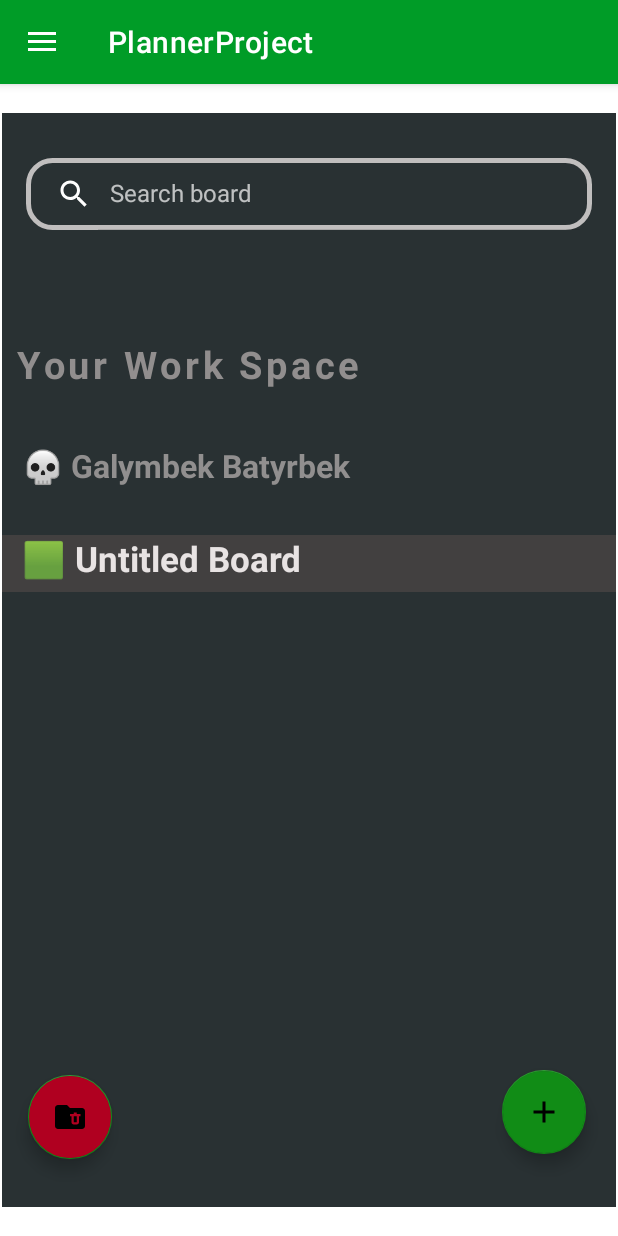
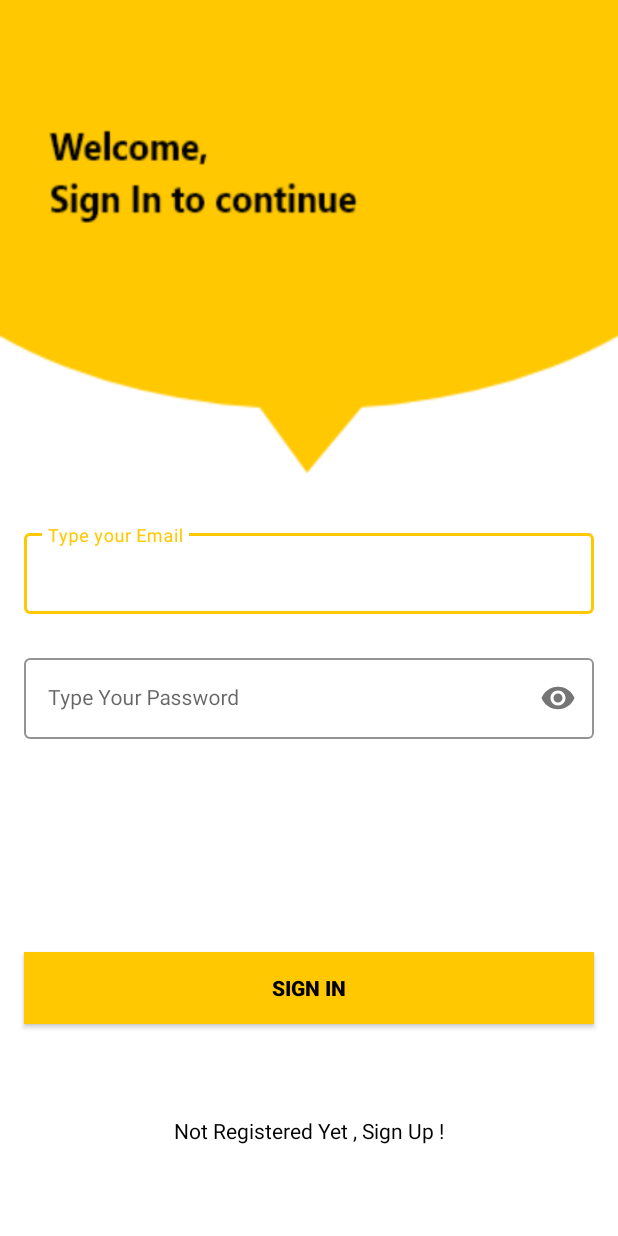
Before and after one commit to alimbeker/planner, an Android app: the screen it shows after launch (MainActivity before the commit, SignInActivity after it), on a phone screen of 412 x 824 dp. Run offline under Robolectric (Android 15) with nearby library versions, the phone set to English and light mode, and no system bars; our stand-ins replace Firebase (no records; nobody signed in at launch, a user with empty details on screens opened directly).

Commit message:
added firebase with authentication(signin,signup)

```diff
--- a/app/build.gradle
+++ b/app/build.gradle
@@ -6,6 +6,7 @@ apply plugin: 'com.android.application'
 apply plugin: 'kotlin-android'
 apply plugin: 'kotlin-android-extensions'
 apply plugin: 'kotlin-kapt'
+apply plugin: 'com.google.gms.google-services'
 
 android {
     namespace 'com.example.plannerproject'
@@ -62,6 +63,7 @@ dependencies {
     implementation "androidx.room:room-runtime:2.4.3"
     implementation 'androidx.legacy:legacy-support-v4:1.0.0'
     implementation "androidx.lifecycle:lifecycle-runtime-ktx:2.5.1"
+    implementation 'com.google.firebase:firebase-auth:21.1.0'
     kapt "androidx.room:room-compiler:2.4.3"
     implementation "androidx.lifecycle:lifecycle-extensions:2.2.0"
     implementation "androidx.lifecycle:lifecycle-viewmodel-ktx:2.2.0"
@@ -80,4 +82,6 @@ dependencies {
     implementation "com.squareup.moshi:moshi-kotlin:1.14.0"
     implementation "com.squareup.retrofit2:converter-moshi:2.9.0"
     implementation "com.android.databinding:viewbinding:7.3.1"
+    //firebase
+    implementation 'com.google.firebase:firebase-auth:21.1.0'
 }
--- a/app/src/main/java/com/example/plannerproject/AddCardDialogFragment.kt
+++ b/app/src/main/java/com/example/plannerproject/AddCardDialogFragment.kt
@@ -39,11 +39,7 @@ class AddCardDialogFragment : DialogFragment() {
             val newCardTask = rootView.findViewById<EditText>(R.id.newCardTask).text.toString()
             val newCardDesc = rootView.findViewById<EditText>(R.id.newCardDesc).text.toString()
 
-            vm.property.observe(viewLifecycleOwner){
-                for(i in 0..10){
-                    vm.onClickInsert(it[i].id,it[i].type)
-                }
-            }
+            vm.onClickInsert(newCardTask,newCardDesc)
 
             Toast.makeText(context,"Succesfully added new $newCardTask card.",Toast.LENGTH_LONG).show()
             dismiss()
--- /dev/null
+++ b/app/src/main/java/com/example/plannerproject/SignInActivity.kt
@@ -0,0 +1,44 @@
+package com.example.plannerproject
+
+import android.content.Intent
+import android.os.Bundle
+import android.widget.Toast
+import androidx.appcompat.app.AppCompatActivity
+import com.example.plannerproject.databinding.ActivitySignInBinding
+import com.google.firebase.auth.FirebaseAuth
+
+class SignInActivity : AppCompatActivity() {
+    private lateinit var binding: ActivitySignInBinding
+    private lateinit var firebaseAuth: FirebaseAuth
+
+    override fun onCreate(savedInstanceState: Bundle?) {
+        super.onCreate(savedInstanceState)
+        binding = ActivitySignInBinding.inflate(layoutInflater)
+        setContentView(binding.root)
+
+        firebaseAuth = FirebaseAuth.getInstance()
+
+        binding.textView.setOnClickListener {
+            val intent = Intent(this, SignUpActivity::class.java)
+            startActivity(intent)
+        }
+        binding.button.setOnClickListener {
+            val email = binding.emailEt.text.toString()
+            val pass = binding.passET.text.toString()
+            if (email.isNotEmpty() && pass.isNotEmpty()) {
+                firebaseAuth.signInWithEmailAndPassword(email, pass).addOnCompleteListener {
+                    if (it.isSuccessful) {
+                        val intent = Intent(this, MainActivity::class.java)
+                        startActivity(intent)
+                    } else {
+                        Toast.makeText(this, it.exception.toString(), Toast.LENGTH_SHORT).show()
+
+                    }
+                }
+            }else{
+                Toast.makeText(this, "Empty Fields Are not Allowed !!", Toast.LENGTH_SHORT).show()
+            }
+        }
+    }
+
+}
--- a/app/src/main/java/com/example/plannerproject/view/ItemAdapter.kt
+++ b/app/src/main/java/com/example/plannerproject/view/ItemAdapter.kt
@@ -10,11 +10,6 @@ import com.example.plannerproject.R
 import com.example.plannerproject.databinding.ListItemBinding
 
 class ItemAdapter:ListAdapter<CardEntity,ItemAdapter.ViewHolder>(CardDiffCallback()){
-     var data =  listOf<CardEntity>()
-         set(value) {
-             field = value
-             notifyDataSetChanged()
-         }
 
      class ViewHolder(private val binding:ListItemBinding):RecyclerView.ViewHolder(binding.root){
         fun bind(card:CardEntity)=with(binding){
@@ -31,17 +26,12 @@ class ItemAdapter:ListAdapter<CardEntity,ItemAdapter.ViewHolder>(CardDiffCallbac
     }
 
     override fun onCreateViewHolder(parent: ViewGroup, viewType: Int): ViewHolder {
-        val layoutInflater = LayoutInflater.from(parent.context)
-        val view = layoutInflater.inflate(R.layout.list_item,parent,false)
         return ViewHolder.create(parent)
     }
 
     override fun onBindViewHolder(holder: ViewHolder, position: Int) {
         holder.bind(getItem(position))
     }
-
-    override fun getItemCount() = data.size
-
 }
 class CardDiffCallback: DiffUtil.ItemCallback<CardEntity>() {
     override fun areItemsTheSame(oldItem: CardEntity, newItem: CardEntity): Boolean {
--- /dev/null
+++ b/app/src/main/res/layout/activity_sign_in.xml
@@ -0,0 +1,85 @@
+<?xml version="1.0" encoding="utf-8"?>
+<androidx.constraintlayout.widget.ConstraintLayout xmlns:android="http://schemas.android.com/apk/res/android"
+    xmlns:app="http://schemas.android.com/apk/res-auto"
+    xmlns:tools="http://schemas.android.com/tools"
+    android:layout_width="match_parent"
+    android:layout_height="match_parent"
+    android:background="@drawable/signin_screen"
+    tools:context=".SignInActivity">
+
+
+    <com.google.android.material.textfield.TextInputLayout
+        android:id="@+id/emailLayout"
+        style="@style/LoginTextInputOuterFieldStyle"
+        android:layout_width="match_parent"
+        android:layout_height="wrap_content"
+        android:layout_marginHorizontal="16dp"
+        android:layout_marginTop="350dp"
+        app:boxStrokeColor="@color/yellow"
+        app:hintTextColor="@color/yellow"
+        app:layout_constraintEnd_toEndOf="parent"
+        app:layout_constraintHorizontal_bias="0.5"
+        app:layout_constraintStart_toStartOf="parent"
+        app:layout_constraintTop_toTopOf="parent">
+
+        <com.google.android.material.textfield.TextInputEditText
+            android:id="@+id/emailEt"
+            style="@style/LoginTextInputInnerFieldStyle"
+            android:layout_width="match_parent"
+            android:layout_height="wrap_content"
+            android:hint="Type your Email"
+            android:inputType="textEmailAddress" />
+    </com.google.android.material.textfield.TextInputLayout>
+
+    <com.google.android.material.textfield.TextInputLayout
+        android:id="@+id/passwordLayout"
+        style="@style/LoginTextInputOuterFieldStyle"
+        android:layout_width="match_parent"
+        android:layout_height="wrap_content"
+        android:layout_marginHorizontal="16dp"
+        android:layout_marginTop="24dp"
+        app:boxStrokeColor="@color/yellow"
+        app:hintTextColor="@color/yellow"
+        app:layout_constraintEnd_toEndOf="parent"
+        app:layout_constraintHorizontal_bias="0.5"
+        app:layout_constraintStart_toStartOf="parent"
+        app:layout_constraintTop_toBottomOf="@id/emailLayout"
+        app:passwordToggleEnabled="true">
+
+        <com.google.android.material.textfield.TextInputEditText
+            android:id="@+id/passET"
+            style="@style/LoginTextInputInnerFieldStyle"
+            android:layout_width="match_parent"
+            android:layout_height="wrap_content"
+            android:hint="Type Your Password"
+            android:inputType="textPassword" />
+    </com.google.android.material.textfield.TextInputLayout>
+
+    <androidx.appcompat.widget.AppCompatButton
+        android:id="@+id/button"
+        android:layout_width="0dp"
+        android:layout_height="wrap_content"
+        android:layout_marginHorizontal="16dp"
+        android:background="@color/yellow"
+        android:text="Sign In"
+        android:textColor="@color/black"
+        android:textStyle="bold"
+        app:layout_constraintBottom_toBottomOf="parent"
+        app:layout_constraintEnd_toEndOf="parent"
+        app:layout_constraintHorizontal_bias="0.5"
+        app:layout_constraintStart_toStartOf="parent"
+        app:layout_constraintTop_toBottomOf="@+id/passwordLayout" />
+
+    <TextView
+        android:id="@+id/textView"
+        android:layout_width="wrap_content"
+        android:layout_height="wrap_content"
+        android:textColor="@color/black"
+        android:text="Not Registered Yet , Sign Up !"
+        app:layout_constraintBottom_toBottomOf="parent"
+        app:layout_constraintEnd_toEndOf="parent"
+        app:layout_constraintHorizontal_bias="0.5"
+        app:layout_constraintStart_toStartOf="parent"
+        app:layout_constraintTop_toBottomOf="@+id/button" />
+
+</androidx.constraintlayout.widget.ConstraintLayout>
--- a/app/src/main/res/values/colors.xml
+++ b/app/src/main/res/values/colors.xml
@@ -8,4 +8,5 @@
     <color name="black">#FF000000</color>
     <color name="white">#FFFFFFFF</color>
     <color name="underline">#BDB8B8</color>
+    <color name="yellow">#FFC801</color>
 </resources>
--- a/app/src/main/res/values/themes.xml
+++ b/app/src/main/res/values/themes.xml
@@ -1,6 +1,6 @@
 <resources xmlns:tools="http://schemas.android.com/tools">
     <!-- Base application theme. -->
-    <style name="Theme.PlannerProject" parent="Theme.MaterialComponents.DayNight.DarkActionBar">
+    <style name="Theme.PlannerProject" parent="Theme.MaterialComponents.DayNight.NoActionBar">
         <!-- Primary brand color. -->
         <item name="colorPrimary">@color/purple_500</item>
         <item name="colorPrimaryVariant">@color/purple_700</item>
@@ -10,7 +10,24 @@
         <item name="colorSecondaryVariant">@color/teal_700</item>
         <item name="colorOnSecondary">@color/black</item>
         <!-- Status bar color. -->
-        <item name="android:statusBarColor" tools:targetApi="21">?attr/colorPrimaryVariant</item>
+        <item name="android:statusBarColor" tools:targetApi="21">@color/yellow</item>
         <!-- Customize your theme here. -->
     </style>
+
+    <style name="LoginTextInputOuterFieldStyle" parent="Widget.MaterialComponents.TextInputLayout.OutlinedBox">
+        <item name="android:layout_width">match_parent</item>
+        <item name="android:layout_height">wrap_content</item>
+        <item name="android:layout_marginTop">15dp</item>
+        <item name="android:layout_marginBottom">15dp</item>
+    </style>
+
+    <style name="LoginTextInputInnerFieldStyle" parent="Widget.MaterialComponents.TextInputLayout.OutlinedBox">
+        <item name="android:layout_width">match_parent</item>
+        <item name="android:layout_height">wrap_content</item>
+        <item name="android:textColor">@color/black</item>
+        <item name="android:textColorHint">@color/black</item>
+        <item name="android:maxLines">1</item>
+        <item name="android:textSize">14sp</item>
+        <item name="android:singleLine">true</item>
+    </style>
 </resources>
--- a/build.gradle
+++ b/build.gradle
@@ -1,4 +1,8 @@
-// Top-level build file where you can add configuration options common to all sub-projects/modules.
+buildscript {
+    dependencies {
+        classpath 'com.google.gms:google-services:4.3.14'
+    }
+}// Top-level build file where you can add configuration options common to all sub-projects/modules.
 plugins {
     id 'com.android.application' version '7.3.0' apply false
     id 'com.android.library' version '7.3.0' apply false
```
Also changed, not shown: app/src/main/AndroidManifest.xml (+11 -3 lines), app/src/main/java/com/example/plannerproject/SignUpActivity.kt (added, +50 -0 lines), app/src/main/res/layout/activity_sign_up.xml (added, +107 -0 lines), app/src/main/res/drawable/signin_screen.png (added), app/src/main/res/drawable/signup_screen.png (added).
